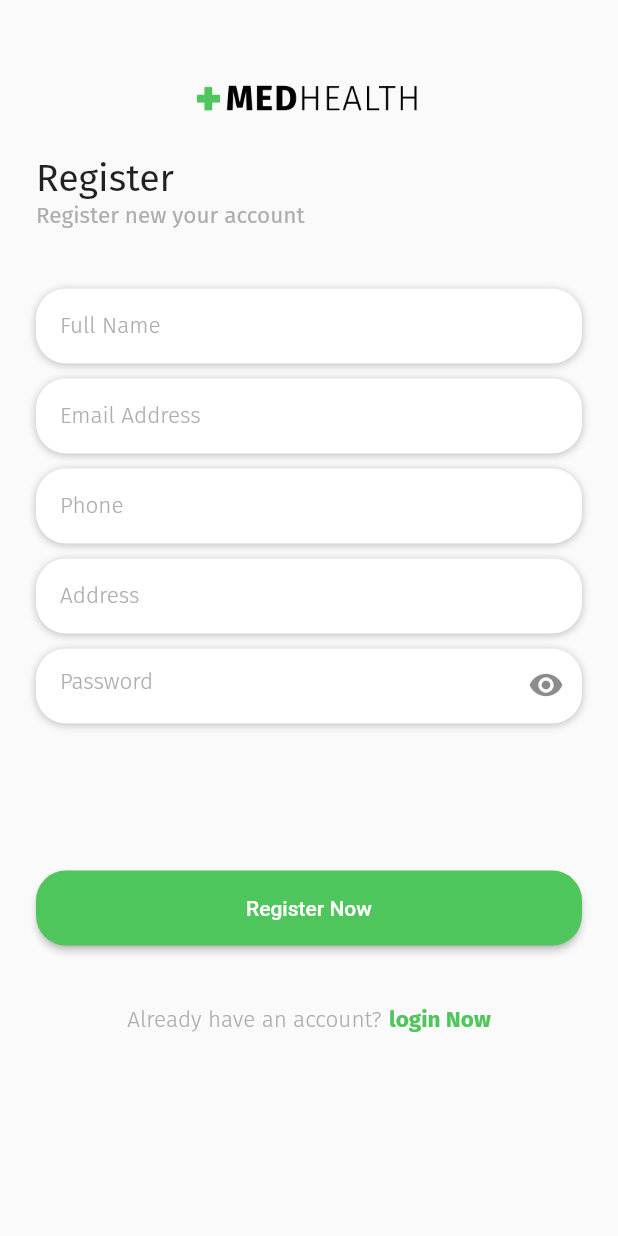
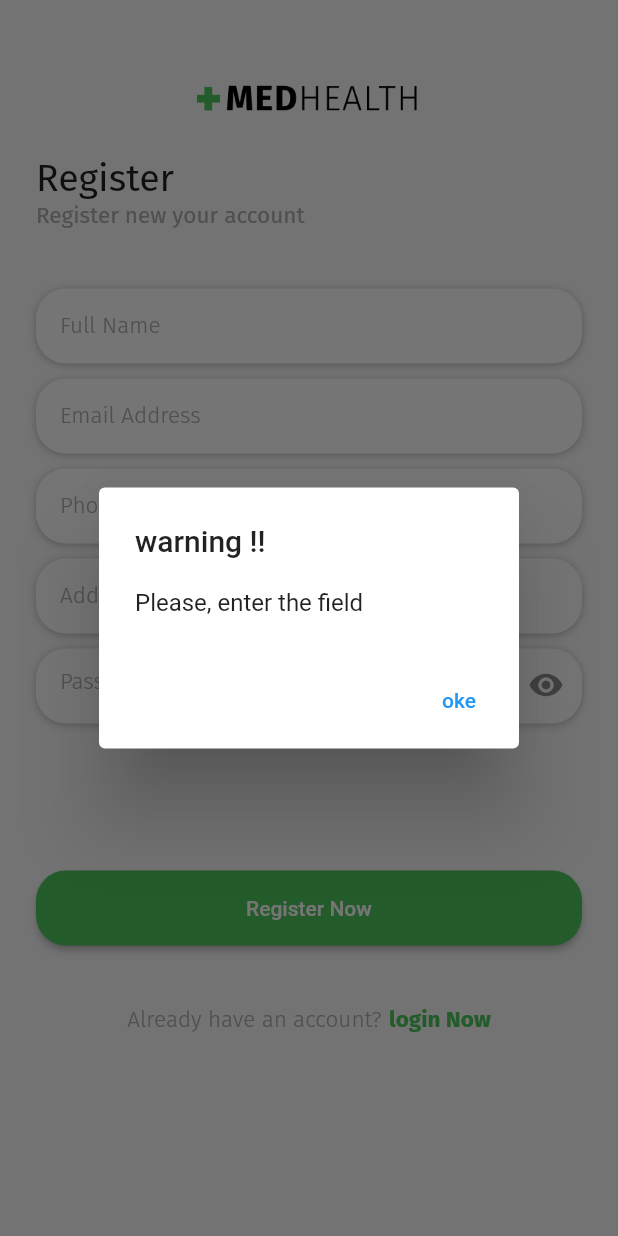
Before and after one commit to rizky04/E-medical_shop, a Flutter app: the RegisterPages screen opened directly, after a tap on "Register Now", on a phone screen of 412 x 824 dp. Run offline on Flutter 3.47's test engine with Material 2 defaults, Android fonts, the phone set to English and light mode, and no system bars; our stand-ins replace google_fonts; missing offline and left inert: dart:ffi.

Commit message:
penyempurnaan register

```diff
--- a/lib/main.dart
+++ b/lib/main.dart
@@ -18,8 +18,8 @@ class MyApp extends StatelessWidget {
     return MaterialApp(
       debugShowCheckedModeBanner: false,
       theme: ThemeData(primaryColor: greenColor),
-      // home: SplashScreen(),
-      home: RegisterPages(),
+      home: SplashScreen(),
+      // home: RegisterPages(),
     );
   }
 }
--- /dev/null
+++ b/lib/network/api/url_api.dart
@@ -0,0 +1,4 @@
+class BASEURL {
+  static String ipAddress = "192.168.0.6";
+  static String apiRegister = "http://$ipAddress/medical/register_api.php/";
+}
--- a/lib/pages/register_page.dart
+++ b/lib/pages/register_page.dart
@@ -1,3 +1,4 @@
+import 'dart:convert';
 import 'dart:ffi';
 
 import 'package:flutter/material.dart';
@@ -5,9 +6,11 @@ import 'package:flutter/material.dart';
 // ignore_for_file: camel_case_types, prefer_typing_uninitialized_variables
 
 import 'package:flutter/material.dart';
+import 'package:medical/network/api/url_api.dart';
 import 'package:medical/theme.dart';
 import 'package:medical/widget/button_primary.dart';
 import 'package:medical/widget/general_logo.dart';
+import 'package:http/http.dart' as http;
 
 class RegisterPages extends StatefulWidget {
   const RegisterPages({Key? key}) : super(key: key);
@@ -22,6 +25,37 @@ class _RegisterPagesState extends State<RegisterPages> {
   TextEditingController phoneController = TextEditingController();
   TextEditingController addressController = TextEditingController();
   TextEditingController passwordController = TextEditingController();
+
+  registerSubmit() async {
+    var registerUrl = Uri.parse(BASEURL.apiRegister);
+    final response = await http.post(registerUrl, body: {
+      "fullname": fullnameController.text,
+      "email": emailController.text,
+      "phone": phoneController.text,
+      "address": addressController.text,
+      "password": passwordController.text
+    });
+    final data = json.decode(response.body);
+    int value = data['value'];
+    String message = data['message'];
+    if (value == 1) {
+      showDialog(
+          context: context,
+          builder: (context) => AlertDialog(
+                title: Text("Information"),
+                content: Text(message),
+                actions: [TextButton(onPressed: () {}, child: Text("OKE"))],
+              ));
+    } else {
+      showDialog(
+          context: context,
+          builder: (context) => AlertDialog(
+                title: Text("Information"),
+                content: Text(message),
+                actions: [TextButton(onPressed: () {}, child: Text("OKE"))],
+              ));
+    }
+  }
 
   bool _isObsecure = true;
   @override
@@ -193,7 +227,31 @@ class _RegisterPagesState extends State<RegisterPages> {
           ),
           Container(
             padding: EdgeInsets.all(24),
-            child: ButtonPrimary(text: "Register Now", onTap: () {}),
+            child: ButtonPrimary(
+                text: "Register Now",
+                onTap: () {
+                  if (fullnameController.text.isEmpty ||
+                      emailController.text.isEmpty ||
+                      phoneController.text.isEmpty ||
+                      addressController.text.isEmpty ||
+                      passwordController.text.isEmpty) {
+                    showDialog(
+                        context: context,
+                        builder: (context) => AlertDialog(
+                              title: Text("warning !!"),
+                              content: Text('Please, enter the field'),
+                              actions: [
+                                TextButton(
+                                    onPressed: () {
+                                      Navigator.pop(context);
+                                    },
+                                    child: Text("oke"))
+                              ],
+                            ));
+                  } else {
+                    registerSubmit();
+                  }
+                }),
           ),
           SizedBox(
             height: 16,
```
Also changed, not shown: lib/pages/splash_screen.dart (+8 -1 lines).
